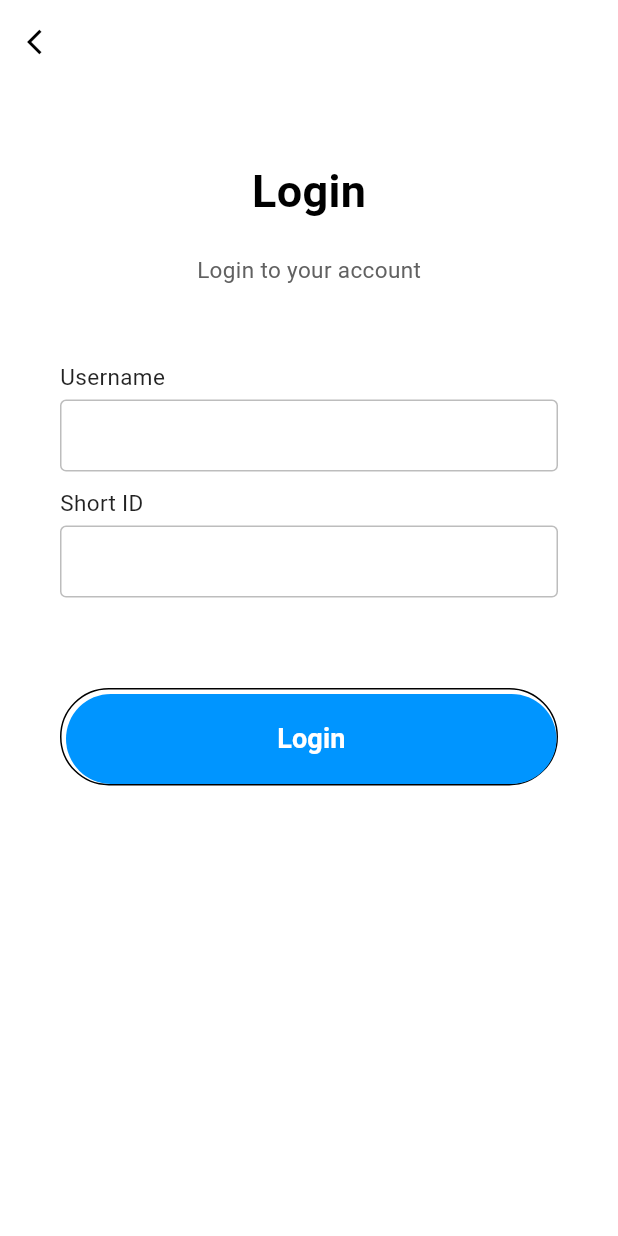
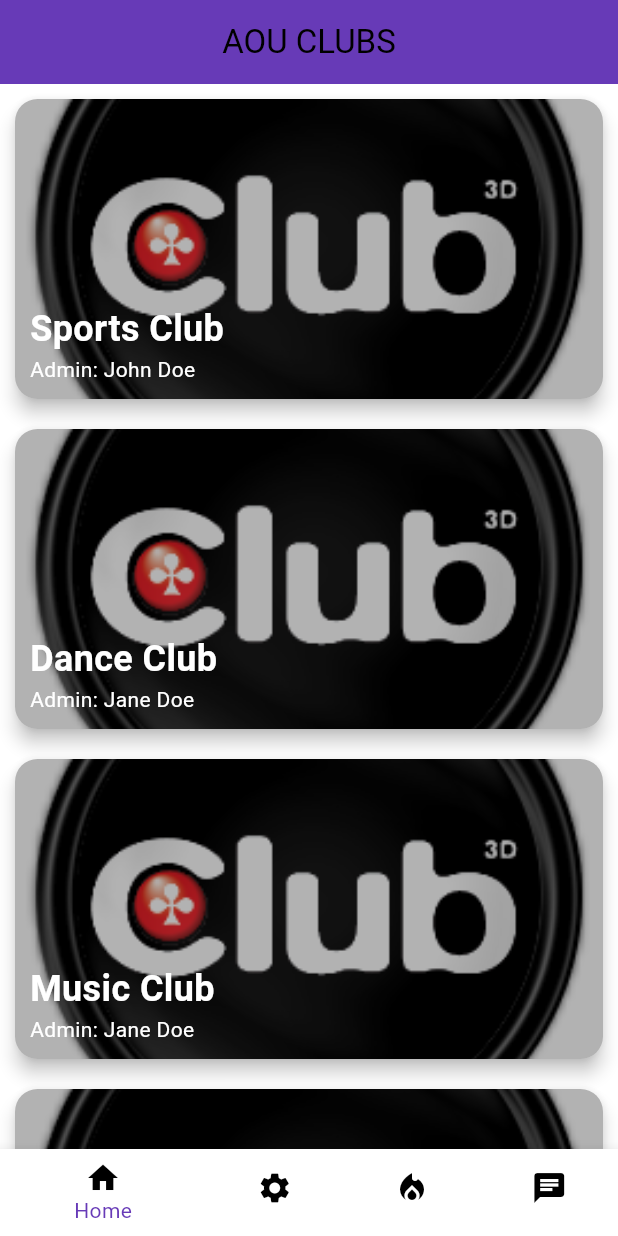
Before and after one commit to hassanmouusahassan/aou_club, a Flutter app: the screen it shows after launch, on a phone screen of 412 x 824 dp. Run offline on Flutter 3.47's test engine with Material 3 defaults, Android fonts, the light colour scheme and no system bars.

Commit message:
here i have done the homeclub with the bottom navigation bar

```diff
--- a/lib/widgets/main.dart
+++ b/lib/main.dart
@@ -23,6 +23,7 @@
 // }
 
 import 'package:aou_club/constants/global_var.dart';
+import 'package:aou_club/screens/club_home_page.dart';
 import 'package:aou_club/screens/login_page.dart';
 import 'package:aou_club/widgets/router.dart';
 import 'package:flutter/material.dart';
@@ -53,7 +54,7 @@ class MyApp extends StatelessWidget {
         ),
       ),
       onGenerateRoute: ((settings) => generateRoute(settings)),
-      home: const LoginPage(),
+      home:  ClubsPage(),
     );
   }
 }
--- a/lib/screens/chat_page.dart
+++ b/lib/screens/chat_page.dart
@@ -0,0 +1,12 @@
+import 'package:flutter/material.dart';
+
+class ChatPage extends StatelessWidget {
+  const Chatpage({super.key});
+
+  @override
+  Widget build(BuildContext context) {
+    return Scaffold(
+      body: Center(child: Text("hey omar here is the chat page")),
+    );
+  }
+}
--- a/lib/screens/club_home_page.dart
+++ b/lib/screens/club_home_page.dart
@@ -0,0 +1,159 @@
+import 'package:aou_club/screens/clubs_info_pages.dart';
+import 'package:aou_club/screens/news_announcement_page.dart';
+import 'package:aou_club/screens/settings_page.dart';
+import 'package:flutter/material.dart';
+import 'package:aou_club/screens/login_page.dart';
+
+
+class Club {
+  final String name;
+  final String admin;
+  final String imageUrl;
+
+  Club({required this.name, required this.admin, required this.imageUrl});
+}
+
+List<Club> clubs = [
+  Club(name: "Sports Club", admin: "John Doe", imageUrl: "assets/club-icon-4.jpg"),
+Club(name: "Dance Club", admin: "Jane Doe", imageUrl: "assets/club-icon-4.jpg"),
+Club(name: "Music Club", admin: "Jane Doe", imageUrl: "assets/club-icon-4.jpg"),
+Club(name: "Omar Club", admin: "Jane Doe", imageUrl: "assets/club-icon-4.jpg"),
+Club(name: "Hassan Club", admin: "Jane Doe", imageUrl: "assets/club-icon-4.jpg"),
+Club(name: "Computer Club", admin: "Jane Doe", imageUrl: "assets/club-icon-4.jpg"),
+Club(name: "Music Club", admin: "Jane Doe", imageUrl: "assets/club-icon-4.jpg"),
+Club(name: "AI Club", admin: "Jane Doe", imageUrl: "assets/club-icon-4.jpg"),
+
+
+];
+// Add more clubs as needed
+
+class ClubsPage extends StatefulWidget {
+  @override
+  _ClubsPageState createState() => _ClubsPageState();
+}
+
+class _ClubsPageState extends State<ClubsPage> {
+  int _selectedIndex = 0;
+  PageController _pageController = PageController();
+
+  void _onItemTapped(int index) {
+    _pageController.animateToPage(
+      index,
+      duration: Duration(milliseconds: 300),
+      curve: Curves.easeInOut,
+    );
+  }
+
+  @override
+  Widget build(BuildContext context) {
+    return Scaffold(
+      appBar: AppBar(
+        title: Center(child: Text('AOU CLUBS')),
+        backgroundColor: Colors.deepPurple,
+      ),
+      body: PageView(
+        controller: _pageController,
+        onPageChanged: (index) {
+          setState(() {
+            _selectedIndex = index;
+          });
+        },
+        children: [
+          _buildClubsList(),
+          SettingsPage(), // Replace with your Settings Widget
+          NewsPage(), // Replace with your News Widget
+          ClubInfo(),
+          // Replace with your Chat Widget
+        ],
+      ),
+      bottomNavigationBar: BottomNavigationBar(
+        items: const <BottomNavigationBarItem>[
+          BottomNavigationBarItem(
+            icon: Icon(Icons.home,color: Colors.black),
+            label: 'Home',
+          ),
+          BottomNavigationBarItem(
+            icon: Icon(Icons.settings,color: Colors.black),
+            label: 'Settings',
+          ),
+          BottomNavigationBarItem(
+            icon: Icon(Icons.local_fire_department,color: Colors.black),
+            label: 'News',
+          ),
+          BottomNavigationBarItem(
+            icon: Icon(Icons.chat,color: Colors.black),
+            label: 'Chat',
+          ),
+        ],
+        currentIndex: _selectedIndex,
+        selectedItemColor: Colors.deepPurple,
+        onTap: _onItemTapped,
+      ),
+    );
+  }
+
+  Widget _buildClubsList() {
+    return ListView.builder(
+      itemCount: clubs.length,
+      itemBuilder: (context, index) {
+        return GestureDetector(
+          onTap: () {
+            Navigator.push(context, MaterialPageRoute(builder: (context) => ClubInfo()));
+            print('Tapped on ${clubs[index].name}');
+          },
+          child: ClubCard(club: clubs[index]),
+        );
+      },
+    );
+  }
+}
+
+
+class ClubCard extends StatelessWidget {
+  final Club club;
+
+  const ClubCard({Key? key, required this.club}) : super(key: key);
+
+  @override
+  Widget build(BuildContext context) {
+    return Card(
+      elevation: 5.0,
+      margin: EdgeInsets.all(10.0),
+      clipBehavior: Clip.antiAlias, // Ensures the image is clipped to the card's border radius
+      shape: RoundedRectangleBorder(borderRadius: BorderRadius.circular(15.0)),
+      child: Container(
+        height: 200, // Adjust the height as needed
+        decoration: BoxDecoration(
+          image: DecorationImage(
+            fit: BoxFit.cover,
+            image: AssetImage(club.imageUrl), // Ensures the image covers the card
+            colorFilter: ColorFilter.mode(Colors.black.withOpacity(0.3), BlendMode.darken), // Optional: darkens the image
+          ),
+        ),
+        child: Padding(
+          padding: EdgeInsets.all(10.0),
+          child: Column(
+            mainAxisAlignment: MainAxisAlignment.end,
+            crossAxisAlignment: CrossAxisAlignment.start,
+            children: [
+              Text(
+                club.name,
+                style: TextStyle(
+                  fontWeight: FontWeight.bold,
+                  color: Colors.white,
+                  fontSize: 24.0,
+                ),
+              ),
+              Text(
+                'Admin: ${club.admin}',
+                style: TextStyle(color: Colors.white),
+              ),
+
+            ],
+
+          ),
+        ),
+      ),
+    );
+  }
+}
--- /dev/null
+++ b/lib/screens/clubs_info_pages.dart
@@ -0,0 +1,12 @@
+import 'package:flutter/material.dart';
+
+class ClubInfo extends StatelessWidget {
+  const ClubInfo({super.key});
+
+  @override
+  Widget build(BuildContext context) {
+    return Scaffold(
+      body: Center(child: Text("hey omar here is the clubs Info page")),
+    );
+  }
+}
--- a/lib/screens/news_announcement_page.dart
+++ b/lib/screens/news_announcement_page.dart
@@ -0,0 +1,12 @@
+import 'package:flutter/material.dart';
+
+class NewsPage extends StatelessWidget {
+  const NewsPage({super.key});
+
+  @override
+  Widget build(BuildContext context) {
+    return Scaffold(
+      body: Center(child: Text("hey omar here is the News page")),
+    );
+  }
+}
--- a/lib/screens/settings_page.dart
+++ b/lib/screens/settings_page.dart
@@ -0,0 +1,12 @@
+import 'package:flutter/material.dart';
+
+class SettingsPage extends StatelessWidget {
+  const SettingsPage({super.key});
+
+  @override
+  Widget build(BuildContext context) {
+    return Scaffold(
+      body: Center(child: Text("hey omar here is the Settings Page")),
+    );
+  }
+}
--- a/pubspec.yaml
+++ b/pubspec.yaml
@@ -59,9 +59,9 @@ flutter:
   uses-material-design: true
 
   # To add assets to your application, add an assets section, like this:
-  # assets:
-  #   - images/a_dot_burr.jpeg
-  #   - images/a_dot_ham.jpeg
+  assets:
+    - assets/club-icon-4.jpg
+
 
   # An image asset can refer to one or more resolution-specific "variants", see
   # https://flutter.dev/assets-and-images/#resolution-aware
```
Also changed, not shown: assets/club-icon-4.jpg (added), lib/announcement_news_page.dart (deleted), lib/chat_page.dart (deleted), lib/club_homepage.dart (deleted), lib/settings_page.dart (deleted), 1 other file.
